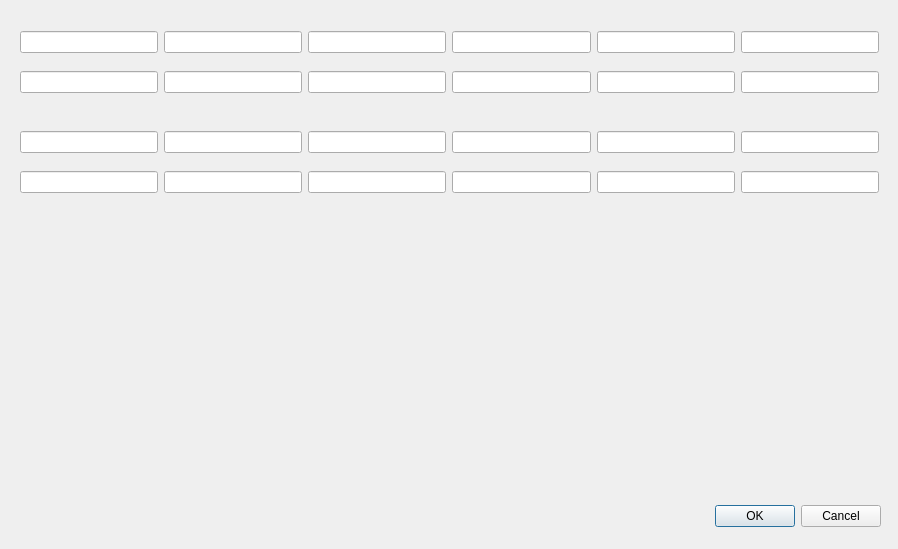
Above: foodmenuwindow.ui from plainoldprogrammer/pos before the change. Below: the same form after it.
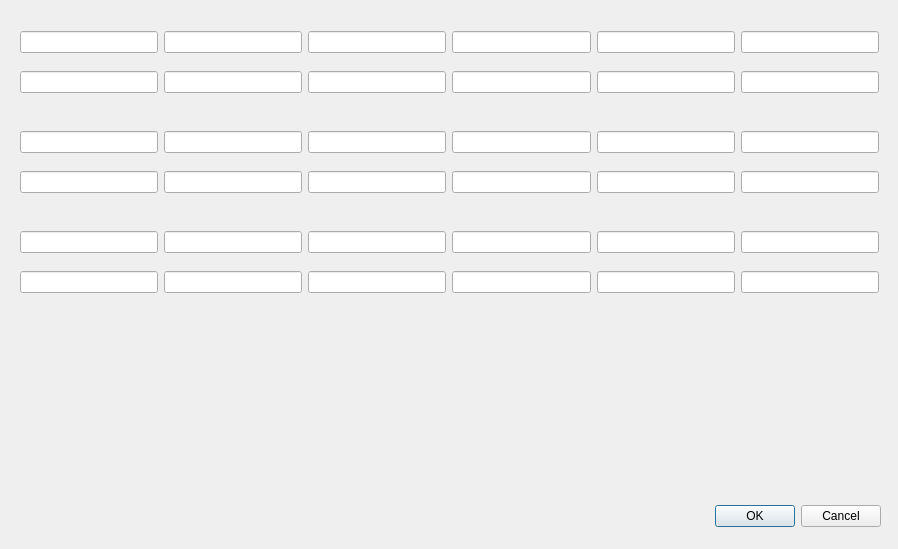
That is the form after the change.

Commit message: adding more line edits to represent the third line on the food menu

```diff
--- a/foodmenuwindow.ui
+++ b/foodmenuwindow.ui
@@ -89,7 +89,7 @@
     </item>
    </layout>
   </widget>
-  <widget class="QWidget" name="">
+  <widget class="QWidget" name="layoutWidget">
    <property name="geometry">
     <rect>
      <x>20</x>
@@ -119,7 +119,7 @@
     </item>
    </layout>
   </widget>
-  <widget class="QWidget" name="">
+  <widget class="QWidget" name="layoutWidget">
    <property name="geometry">
     <rect>
      <x>20</x>
@@ -149,6 +149,66 @@
     </item>
    </layout>
   </widget>
+  <widget class="QWidget" name="">
+   <property name="geometry">
+    <rect>
+     <x>20</x>
+     <y>230</y>
+     <width>859</width>
+     <height>24</height>
+    </rect>
+   </property>
+   <layout class="QHBoxLayout" name="horizontalLayout_5">
+    <item>
+     <widget class="QLineEdit" name="lineEdit_25"/>
+    </item>
+    <item>
+     <widget class="QLineEdit" name="lineEdit_26"/>
+    </item>
+    <item>
+     <widget class="QLineEdit" name="lineEdit_27"/>
+    </item>
+    <item>
+     <widget class="QLineEdit" name="lineEdit_28"/>
+    </item>
+    <item>
+     <widget class="QLineEdit" name="lineEdit_29"/>
+    </item>
+    <item>
+     <widget class="QLineEdit" name="lineEdit_30"/>
+    </item>
+   </layout>
+  </widget>
+  <widget class="QWidget" name="">
+   <property name="geometry">
+    <rect>
+     <x>20</x>
+     <y>270</y>
+     <width>859</width>
+     <height>24</height>
+    </rect>
+   </property>
+   <layout class="QHBoxLayout" name="horizontalLayout_6">
+    <item>
+     <widget class="QLineEdit" name="lineEdit_31"/>
+    </item>
+    <item>
+     <widget class="QLineEdit" name="lineEdit_32"/>
+    </item>
+    <item>
+     <widget class="QLineEdit" name="lineEdit_33"/>
+    </item>
+    <item>
+     <widget class="QLineEdit" name="lineEdit_34"/>
+    </item>
+    <item>
+     <widget class="QLineEdit" name="lineEdit_35"/>
+    </item>
+    <item>
+     <widget class="QLineEdit" name="lineEdit_36"/>
+    </item>
+   </layout>
+  </widget>
  </widget>
  <resources/>
  <connections>
```
The commit also changes 1 other file.
